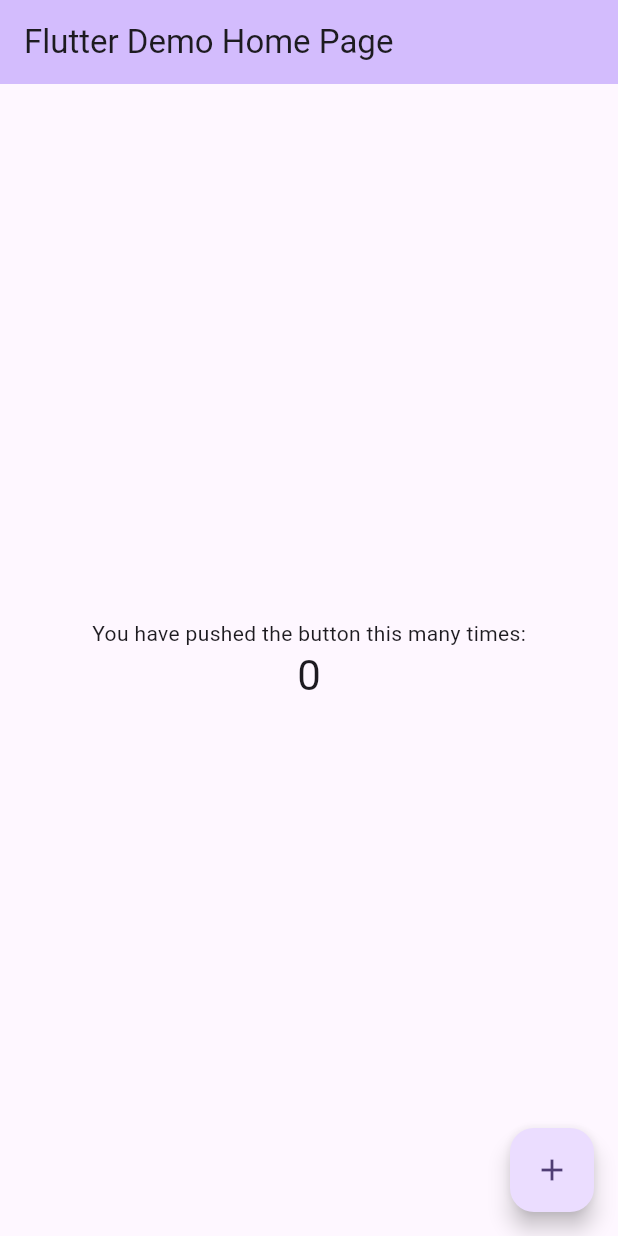
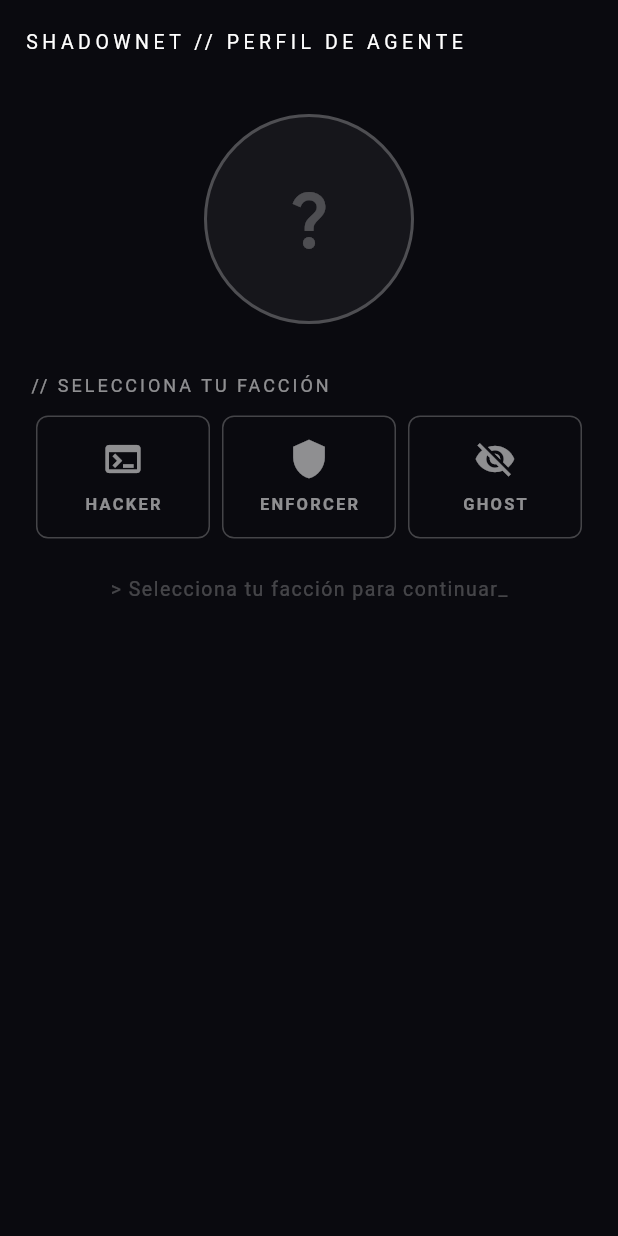
Before and after one commit to NarethWebDev/ShadowNet, a Flutter app: the screen it shows after launch, on a phone screen of 412 x 824 dp. Run offline on Flutter 3.47's test engine with Material 3 defaults, Android fonts, the light colour scheme and no system bars.

Commit message:
creacion del selector del perfil

```diff
--- /dev/null
+++ b/lib/app.dart
@@ -0,0 +1,24 @@
+import 'package:flutter/material.dart';
+import 'screens/agent_profile_screen.dart';
+
+class ShadowNetApp extends StatelessWidget {
+  const ShadowNetApp({super.key});
+
+  @override
+  Widget build(BuildContext context) {
+    return MaterialApp(
+      title: 'ShadowNet',
+      debugShowCheckedModeBanner: false,
+      // PUNTO 2 (M3): tu compañero reemplazará este theme
+      // con un ColorScheme.fromSeed() dinámico según la facción
+      theme: ThemeData(
+        colorScheme: ColorScheme.fromSeed(
+          seedColor: Colors.green,
+          brightness: Brightness.dark,
+        ),
+        useMaterial3: true,
+      ),
+      home: const AgentProfileScreen(),
+    );
+  }
+}
--- a/lib/main.dart
+++ b/lib/main.dart
@@ -1,122 +1,6 @@
 import 'package:flutter/material.dart';
+import 'app.dart';
 
 void main() {
-  runApp(const MyApp());
+  runApp(const ShadowNetApp());
 }
-
-class MyApp extends StatelessWidget {
-  const MyApp({super.key});
-
-  // This widget is the root of your application.
-  @override
-  Widget build(BuildContext context) {
-    return MaterialApp(
-      title: 'Flutter Demo',
-      theme: ThemeData(
-        // This is the theme of your application.
-        //
-        // TRY THIS: Try running your application with "flutter run". You'll see
-        // the application has a purple toolbar. Then, without quitting the app,
-        // try changing the seedColor in the colorScheme below to Colors.green
-        // and then invoke "hot reload" (save your changes or press the "hot
-        // reload" button in a Flutter-supported IDE, or press "r" if you used
-        // the command line to start the app).
-        //
-        // Notice that the counter didn't reset back to zero; the application
-        // state is not lost during the reload. To reset the state, use hot
-        // restart instead.
-        //
-        // This works for code too, not just values: Most code changes can be
-        // tested with just a hot reload.
-        colorScheme: .fromSeed(seedColor: Colors.deepPurple),
-      ),
-      home: const MyHomePage(title: 'Flutter Demo Home Page'),
-    );
-  }
-}
-
-class MyHomePage extends StatefulWidget {
-  const MyHomePage({super.key, required this.title});
-
-  // This widget is the home page of your application. It is stateful, meaning
-  // that it has a State object (defined below) that contains fields that affect
-  // how it looks.
-
-  // This class is the configuration for the state. It holds the values (in this
-  // case the title) provided by the parent (in this case the App widget) and
-  // used by the build method of the State. Fields in a Widget subclass are
-  // always marked "final".
-
-  final String title;
-
-  @override
-  State<MyHomePage> createState() => _MyHomePageState();
-}
-
-class _MyHomePageState extends State<MyHomePage> {
-  int _counter = 0;
-
-  void _incrementCounter() {
-    setState(() {
-      // This call to setState tells the Flutter framework that something has
-      // changed in this State, which causes it to rerun the build method below
-      // so that the display can reflect the updated values. If we changed
-      // _counter without calling setState(), then the build method would not be
-      // called again, and so nothing would appear to happen.
-      _counter++;
-    });
-  }
-
-  @override
-  Widget build(BuildContext context) {
-    // This method is rerun every time setState is called, for instance as done
-    // by the _incrementCounter method above.
-    //
-    // The Flutter framework has been optimized to make rerunning build methods
-    // fast, so that you can just rebuild anything that needs updating rather
-    // than having to individually change instances of widgets.
-    return Scaffold(
-      appBar: AppBar(
-        // TRY THIS: Try changing the color here to a specific color (to
-        // Colors.amber, perhaps?) and trigger a hot reload to see the AppBar
-        // change color while the other colors stay the same.
-        backgroundColor: Theme.of(context).colorScheme.inversePrimary,
-        // Here we take the value from the MyHomePage object that was created by
-        // the App.build method, and use it to set our appbar title.
-        title: Text(widget.title),
-      ),
-      body: Center(
-        // Center is a layout widget. It takes a single child and positions it
-        // in the middle of the parent.
-        child: Column(
-          // Column is also a layout widget. It takes a list of children and
-          // arranges them vertically. By default, it sizes itself to fit its
-          // children horizontally, and tries to be as tall as its parent.
-          //
-          // Column has various properties to control how it sizes itself and
-          // how it positions its children. Here we use mainAxisAlignment to
-          // center the children vertically; the main axis here is the vertical
-          // axis because Columns are vertical (the cross axis would be
-          // horizontal).
-          //
-          // TRY THIS: Invoke "debug painting" (choose the "Toggle Debug Paint"
-          // action in the IDE, or press "p" in the console), to see the
-          // wireframe for each widget.
-          mainAxisAlignment: .center,
-          children: [
-            const Text('You have pushed the button this many times:'),
-            Text(
-              '$_counter',
-              style: Theme.of(context).textTheme.headlineMedium,
-            ),
-          ],
-        ),
-      ),
-      floatingActionButton: FloatingActionButton(
-        onPressed: _incrementCounter,
-        tooltip: 'Increment',
-        child: const Icon(Icons.add),
-      ),
-    );
-  }
-}
--- /dev/null
+++ b/lib/models/faction.dart
@@ -0,0 +1,48 @@
+// ============================================================
+// PUNTO 1 — Modelo de Facción
+// Este archivo define las 3 facciones disponibles.
+// Los compañeros que trabajen M3 y tipografía usan este enum.
+// ============================================================
+
+enum Faction { hacker, enforcer, ghost }
+
+class FactionData {
+  final Faction faction;
+  final String displayName;
+  final String description;
+  final String imagePath;
+  final String seedColorHex; // PUNTO 2 (M3): tu compañero leerá esto
+
+  const FactionData({
+    required this.faction,
+    required this.displayName,
+    required this.description,
+    required this.imagePath,
+    required this.seedColorHex,
+  });
+}
+
+// Catálogo completo de facciones
+const List<FactionData> factions = [
+  FactionData(
+    faction: Faction.hacker,
+    displayName: 'Hacker',
+    description: 'Infiltra sistemas. El conocimiento es poder.',
+    imagePath: 'assets/images/hacker.png',
+    seedColorHex: '#00FF41', // verde terminal
+  ),
+  FactionData(
+    faction: Faction.enforcer,
+    displayName: 'Enforcer',
+    description: 'Ejecuta órdenes. La fuerza es la ley.',
+    imagePath: 'assets/images/enforcer.png',
+    seedColorHex: '#FF4500', // rojo sangre
+  ),
+  FactionData(
+    faction: Faction.ghost,
+    displayName: 'Ghost',
+    description: 'Desaparece en las sombras. Nadie te vio.',
+    imagePath: 'assets/images/ghost.png',
+    seedColorHex: '#8A2BE2', // violeta oscuro
+  ),
+];
--- /dev/null
+++ b/lib/screens/agent_profile_screen.dart
@@ -0,0 +1,158 @@
+// ============================================================
+// PUNTO 1 — Pantalla principal del perfil de agente
+// Aquí se orquesta todo. Cada compañero encontrará su sección
+// claramente marcada con comentarios.
+// ============================================================
+
+import 'package:flutter/material.dart';
+import '../models/faction.dart';
+import '../widgets/faction_selector.dart';
+
+class AgentProfileScreen extends StatefulWidget {
+  const AgentProfileScreen({super.key});
+
+  @override
+  State<AgentProfileScreen> createState() => _AgentProfileScreenState();
+}
+
+class _AgentProfileScreenState extends State<AgentProfileScreen> {
+  // PUNTO 1: estado de la facción seleccionada
+  Faction? _selectedFaction;
+
+  FactionData? get _currentFaction => _selectedFaction == null
+      ? null
+      : factions.firstWhere((f) => f.faction == _selectedFaction);
+
+  void _onFactionSelected(Faction faction) {
+    setState(() => _selectedFaction = faction);
+    // PUNTO 2 (M3): aquí tu compañero deberá disparar
+    // el cambio de ColorScheme usando el seedColorHex
+    // del _currentFaction seleccionado.
+  }
+
+  @override
+  Widget build(BuildContext context) {
+    return Scaffold(
+      backgroundColor: const Color(0xFF0A0A0F), // fondo base oscuro
+      appBar: AppBar(
+        backgroundColor: Colors.transparent,
+        elevation: 0,
+        title: const Text(
+          'SHADOWNET // PERFIL DE AGENTE',
+          style: TextStyle(
+            color: Colors.white,
+            fontSize: 13,
+            letterSpacing: 3,
+            // PUNTO 4: tu compañero aplicará Google Fonts aquí
+          ),
+        ),
+        // PUNTO 3 (Semantics): tu compañero agregará el botón
+        // "Cerrar Sesión" con Semantics(label: 'Botón: Finalizar misión y borrar rastro')
+        actions: const [
+          // ==== PLACEHOLDER para el compañero del PUNTO 3 ====
+          // Semantics(
+          //   label: 'Botón: Finalizar misión y borrar rastro',
+          //   child: IconButton(
+          //     icon: const Icon(Icons.logout),
+          //     onPressed: () {},
+          //   ),
+          // ),
+          SizedBox(width: 8),
+        ],
+      ),
+      body: SafeArea(
+        child: Padding(
+          padding: const EdgeInsets.all(20),
+          child: Column(
+            crossAxisAlignment: CrossAxisAlignment.start,
+            children: [
+              // ── PUNTO 2: Imagen central de la facción ──────────
+              _FactionImage(factionData: _currentFaction),
+              const SizedBox(height: 32),
+
+              // ── PUNTO 1: Selector de facción ───────────────────
+              FactionSelector(
+                selectedFaction: _selectedFaction,
+                onFactionSelected: _onFactionSelected,
+              ),
+              const SizedBox(height: 24),
+
+              // ── Info de la facción seleccionada ────────────────
+              if (_currentFaction != null) ...[
+                const Divider(color: Colors.white12),
+                const SizedBox(height: 16),
+                Text(
+                  _currentFaction!.displayName.toUpperCase(),
+                  style: const TextStyle(
+                    color: Colors.white,
+                    fontSize: 22,
+                    fontWeight: FontWeight.bold,
+                    letterSpacing: 4,
+                    // PUNTO 4: Google Fonts aquí
+                  ),
+                ),
+                const SizedBox(height: 8),
+                Text(
+                  _currentFaction!.description,
+                  style: const TextStyle(
+                    color: Colors.white54,
+                    fontSize: 14,
+                    height: 1.5,
+                  ),
+                ),
+              ] else ...[
+                const Center(
+                  child: Text(
+                    '> Selecciona tu facción para continuar_',
+                    style: TextStyle(
+                      color: Colors.white24,
+                      fontSize: 13,
+                      letterSpacing: 1,
+                    ),
+                  ),
+                ),
+              ],
+            ],
+          ),
+        ),
+      ),
+    );
+  }
+}
+
+// Widget para la imagen central (PUNTO 2 la animará con M3)
+class _FactionImage extends StatelessWidget {
+  final FactionData? factionData;
+  const _FactionImage({this.factionData});
+
+  @override
+  Widget build(BuildContext context) {
+    return Center(
+      child: AnimatedSwitcher(
+        duration: const Duration(milliseconds: 400),
+        child: Container(
+          key: ValueKey(factionData?.faction),
+          width: 140,
+          height: 140,
+          decoration: BoxDecoration(
+            shape: BoxShape.circle,
+            border: Border.all(
+              color: Colors.white24,
+              width: 2,
+            ),
+            color: Colors.white.withOpacity(0.05),
+          ),
+          child: factionData == null
+              ? const Icon(Icons.question_mark,
+                  color: Colors.white24, size: 48)
+              : const Icon(
+                  // PUNTO 2: reemplazar con Image.asset(factionData!.imagePath)
+                  Icons.face,
+                  color: Colors.white54,
+                  size: 64,
+                ),
+        ),
+      ),
+    );
+  }
+}
--- /dev/null
+++ b/lib/widgets/faction_selector.dart
@@ -0,0 +1,131 @@
+// ============================================================
+// PUNTO 1 — Widget Selector de Facción
+// Muestra los 3 botones de facción.
+// El compañero del PUNTO 2 (M3) conectará selectedFaction
+// al ColorScheme dinámico desde aquí.
+// ============================================================
+
+import 'package:flutter/material.dart';
+import '../models/faction.dart';
+
+class FactionSelector extends StatelessWidget {
+  final Faction? selectedFaction;
+  final ValueChanged<Faction> onFactionSelected;
+
+  const FactionSelector({
+    super.key,
+    required this.selectedFaction,
+    required this.onFactionSelected,
+  });
+
+  @override
+  Widget build(BuildContext context) {
+    return Column(
+      crossAxisAlignment: CrossAxisAlignment.start,
+      children: [
+        const Text(
+          '// SELECCIONA TU FACCIÓN',
+          style: TextStyle(
+            color: Colors.white54,
+            fontSize: 12,
+            letterSpacing: 2,
+          ),
+        ),
+        const SizedBox(height: 12),
+        Row(
+          mainAxisAlignment: MainAxisAlignment.spaceEvenly,
+          children: factions.map((factionData) {
+            final isSelected = selectedFaction == factionData.faction;
+
+            return Expanded(
+              child: Padding(
+                padding: const EdgeInsets.symmetric(horizontal: 4),
+                // PUNTO 3 (Semantics): tu compañero envolverá esto
+                // con Semantics(label: 'Seleccionar facción ${factionData.displayName}')
+                child: _FactionButton(
+                  factionData: factionData,
+                  isSelected: isSelected,
+                  onTap: () => onFactionSelected(factionData.faction),
+                ),
+              ),
+            );
+          }).toList(),
+        ),
+      ],
+    );
+  }
+}
+
+class _FactionButton extends StatelessWidget {
+  final FactionData factionData;
+  final bool isSelected;
+  final VoidCallback onTap;
+
+  const _FactionButton({
+    required this.factionData,
+    required this.isSelected,
+    required this.onTap,
+  });
+
+  @override
+  Widget build(BuildContext context) {
+    return AnimatedContainer(
+      duration: const Duration(milliseconds: 300),
+      curve: Curves.easeInOut,
+      decoration: BoxDecoration(
+        border: Border.all(
+          color: isSelected ? Colors.white : Colors.white24,
+          width: isSelected ? 2 : 1,
+        ),
+        borderRadius: BorderRadius.circular(8),
+        color: isSelected
+            ? Colors.white.withOpacity(0.1)
+            : Colors.transparent,
+      ),
+      child: Material(
+        color: Colors.transparent,
+        child: InkWell(
+          borderRadius: BorderRadius.circular(8),
+          onTap: onTap,
+          child: Padding(
+            padding: const EdgeInsets.symmetric(vertical: 14, horizontal: 8),
+            child: Column(
+              children: [
+                // Ícono placeholder — tu compañero del PUNTO 2
+                // reemplazará esto con Image.asset(factionData.imagePath)
+                Icon(
+                  _iconForFaction(factionData.faction),
+                  color: isSelected ? Colors.white : Colors.white54,
+                  size: 28,
+                ),
+                const SizedBox(height: 8),
+                Text(
+                  factionData.displayName.toUpperCase(),
+                  style: TextStyle(
+                    // PUNTO 4 (Tipografía): tu compañero cambiará
+                    // fontFamily aquí a JetBrains Mono o Urbanist
+                    fontSize: 11,
+                    fontWeight: FontWeight.bold,
+                    letterSpacing: 1.5,
+                    color: isSelected ? Colors.white : Colors.white54,
+                  ),
+                ),
+              ],
+            ),
+          ),
+        ),
+      ),
+    );
+  }
+
+  IconData _iconForFaction(Faction faction) {
+    switch (faction) {
+      case Faction.hacker:
+        return Icons.terminal;
+      case Faction.enforcer:
+        return Icons.shield;
+      case Faction.ghost:
+        return Icons.visibility_off;
+    }
+  }
+}
```
Also changed, not shown: pubspec.yaml (+11 -74 lines), assets/enforcer.png (added), assets/ghost.png (added), assets/hacker.png (added), lib/theme/app_theme.dart (added), pubspec.lock.
